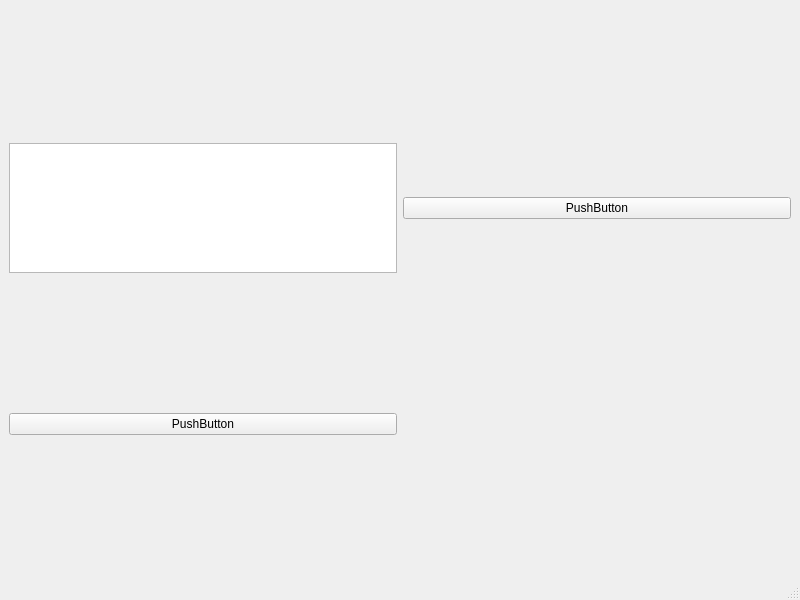
First picture: the form in mainwindow.ui, repository BerZerKku/CPP_PIgPC, before the edit.
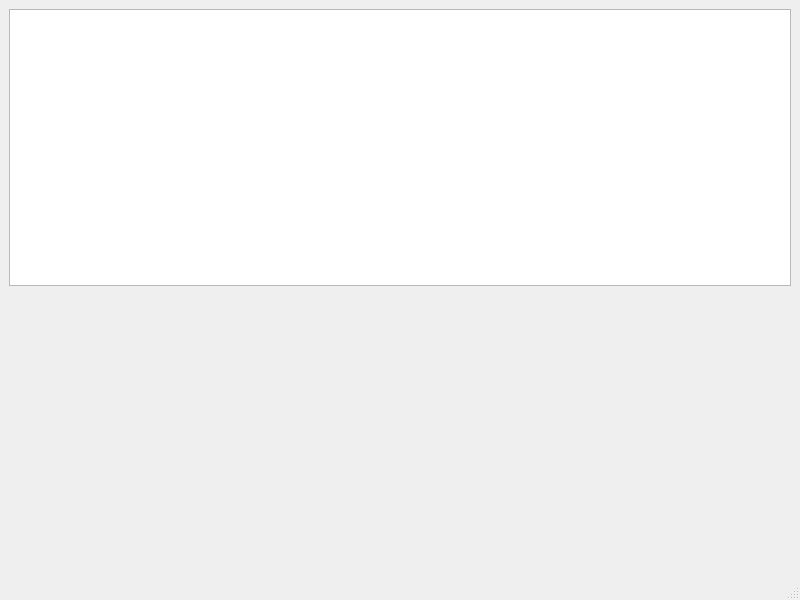
Second picture: the form after the edit. Custom widgets are drawn as their Qt base class.

Diff of the .ui file:
```diff
--- a/mainwindow.ui
+++ b/mainwindow.ui
@@ -11,7 +11,7 @@
    </rect>
   </property>
   <property name="sizePolicy">
-   <sizepolicy hsizetype="Minimum" vsizetype="Minimum">
+   <sizepolicy hsizetype="Fixed" vsizetype="Fixed">
     <horstretch>0</horstretch>
     <verstretch>0</verstretch>
    </sizepolicy>
@@ -21,13 +21,6 @@
   </property>
   <widget class="QWidget" name="centralwidget">
    <layout class="QGridLayout" name="gridLayout">
-    <item row="0" column="1">
-     <widget class="QPushButton" name="pushButton">
-      <property name="text">
-       <string>PushButton</string>
-      </property>
-     </widget>
-    </item>
     <item row="0" column="0">
      <widget class="QTextEdit" name="textEdit">
       <property name="enabled">
@@ -60,11 +53,7 @@
      </widget>
     </item>
     <item row="1" column="0">
-     <widget class="QPushButton" name="pushButton_2">
-      <property name="text">
-       <string>PushButton</string>
-      </property>
-     </widget>
+     <widget class="QKeyboard" name="kbd" native="true"/>
     </item>
    </layout>
   </widget>
@@ -80,6 +69,14 @@
   </widget>
   <widget class="QStatusBar" name="statusbar"/>
  </widget>
+ <customwidgets>
+  <customwidget>
+   <class>QKeyboard</class>
+   <extends>QWidget</extends>
+   <header>qkeyboard.h</header>
+   <container>1</container>
+  </customwidget>
+ </customwidgets>
  <resources/>
  <connections/>
 </ui>
```
